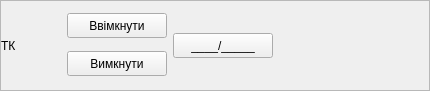
Above: tccontrol.ui from Goodjamp/Mdio before the change. Below: the same form after it.
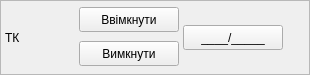
That is the form after the change.

```diff
--- a/tccontrol.ui
+++ b/tccontrol.ui
@@ -6,14 +6,17 @@
    <rect>
     <x>0</x>
     <y>0</y>
-    <width>430</width>
-    <height>91</height>
+    <width>310</width>
+    <height>75</height>
    </rect>
   </property>
   <property name="windowTitle">
    <string>Form</string>
   </property>
-  <layout class="QHBoxLayout" name="horizontalLayout_2">
+  <property name="styleSheet">
+   <string notr="true"/>
+  </property>
+  <layout class="QVBoxLayout" name="verticalLayout_2">
    <property name="spacing">
     <number>0</number>
    </property>
@@ -30,7 +33,7 @@
     <number>0</number>
    </property>
    <item>
-    <widget class="QFrame" name="fTc">
+    <widget class="QFrame" name="fBackGround">
      <property name="frameShape">
       <enum>QFrame::StyledPanel</enum>
      </property>
@@ -38,8 +41,11 @@
       <enum>QFrame::Raised</enum>
      </property>
      <layout class="QHBoxLayout" name="horizontalLayout">
+      <property name="spacing">
+       <number>4</number>
+      </property>
       <property name="leftMargin">
-       <number>0</number>
+       <number>4</number>
       </property>
       <property name="topMargin">
        <number>0</number>
@@ -54,13 +60,13 @@
        <widget class="QLabel" name="lTc">
         <property name="minimumSize">
          <size>
-          <width>60</width>
+          <width>70</width>
           <height>25</height>
          </size>
         </property>
         <property name="maximumSize">
          <size>
-          <width>60</width>
+          <width>70</width>
           <height>25</height>
          </size>
         </property>
@@ -72,7 +78,7 @@
       <item>
        <layout class="QVBoxLayout" name="verticalLayout">
         <property name="spacing">
-         <number>1</number>
+         <number>3</number>
         </property>
         <item>
          <widget class="QPushButton" name="pbOn">
@@ -140,7 +146,7 @@
         </property>
         <property name="sizeHint" stdset="0">
          <size>
-          <width>145</width>
+          <width>17</width>
           <height>20</height>
          </size>
         </property>
```
